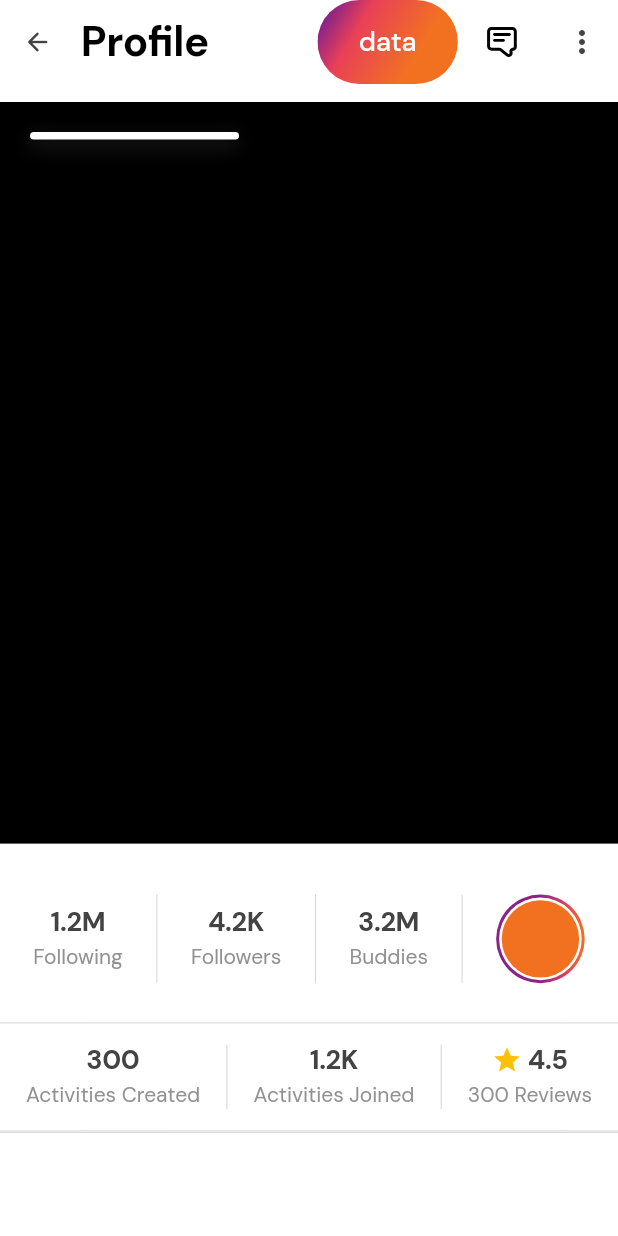
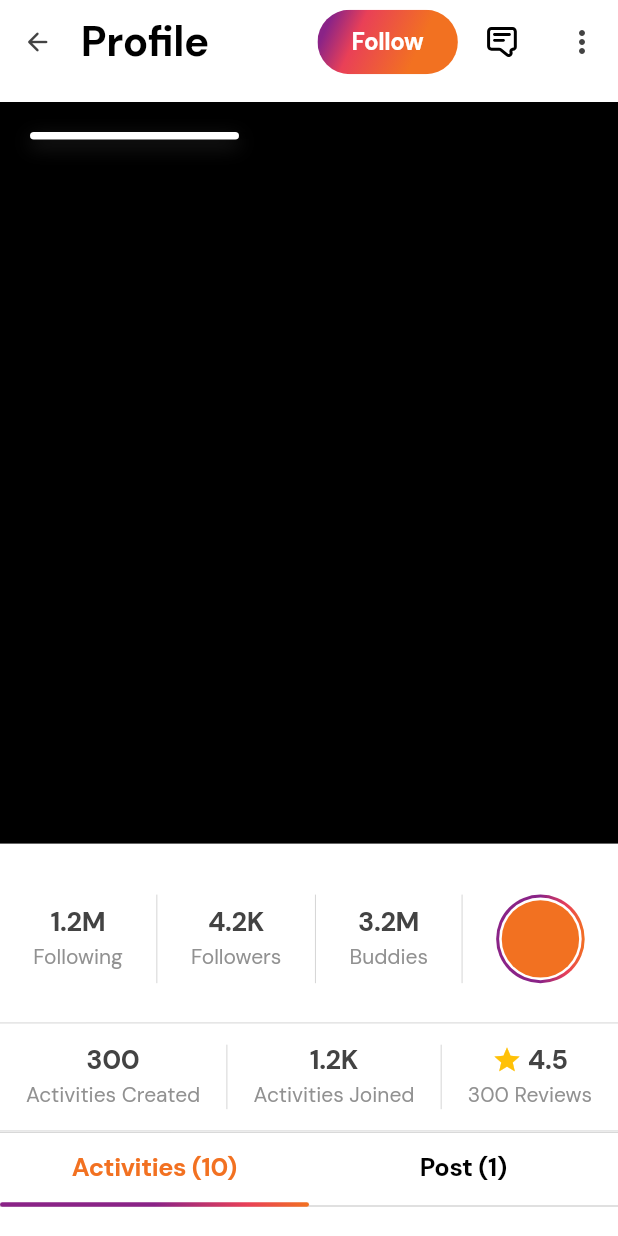
Before and after one commit to Holumeeday/kosmos, a Flutter app: the BuddiesPage screen opened directly, after a tap on the "arrow forward ios" icon, on a phone screen of 412 x 824 dp. Run offline on Flutter 3.47's test engine with Material 3 defaults, Android fonts, the phone set to English and light mode, and no system bars; our stand-ins replace bloc, cached_network_image, device_info_plus, device_preview, equatable, flutter_bloc and 10 more; missing offline and left inert: photo_manager, photo_manager_image_provider; generated files the repository leaves out were written again; statements that could not run were skipped; project files that could hold a hidden picture were left out.

Commit message:
feat: Activities and posts tab and  grid ,nested scroll view

```diff
--- a/lib/common_widgets/buttons.dart
+++ b/lib/common_widgets/buttons.dart
@@ -542,6 +542,7 @@ class PrimaryGradientButton extends StatelessWidget {
         padding: EdgeInsets.zero,
         shadowColor: context.colors.primary,
       ).copyWith(
+          backgroundColor: const WidgetStatePropertyAll(Colors.transparent),
 
           /// Override button's elevation to remove default shadow.
           elevation: WidgetStateProperty.all(0),
@@ -561,7 +562,7 @@ class PrimaryGradientButton extends StatelessWidget {
       onPressed: fDisabled ? null : fOnPressed,
       child: ConstrainedBox(
         constraints: BoxConstraints(
-          minHeight: 48,
+          minHeight: 30,
           maxHeight: fHeight,
           maxWidth: fWidth,
         ),
--- a/lib/ui/buddies/view/buddies_page.dart
+++ b/lib/ui/buddies/view/buddies_page.dart
@@ -3,10 +3,10 @@ import 'package:flutter_bloc/flutter_bloc.dart';
 import 'package:playkosmos_v3/common_widgets/common_widgets.dart';
 import 'package:playkosmos_v3/extensions/extensions.dart';
 import 'package:playkosmos_v3/ui/buddies/cubit/buddies_cubit.dart';
-import 'package:playkosmos_v3/ui/buddies/view/widget/interest_chips.dart';
-import 'package:playkosmos_v3/ui/buddies/view/widget/next_arrow_button.dart';
-import 'package:playkosmos_v3/ui/buddies/view/widget/overlapping_profiles.dart';
-import 'package:playkosmos_v3/ui/buddy_profile/buddy_profile_page.dart';
+import 'package:playkosmos_v3/ui/buddies/view/widgets/interest_chips.dart';
+import 'package:playkosmos_v3/ui/buddies/view/widgets/next_arrow_button.dart';
+import 'package:playkosmos_v3/ui/buddies/view/widgets/overlapping_profiles.dart';
+import 'package:playkosmos_v3/ui/buddy_profile/view/buddy_profile_page.dart';
 
 /// Buddies Page
 /// A page that displays a user profile with details like distance, interests, and mutual buddies.
@@ -118,6 +118,10 @@ class BuddiesPage extends StatelessWidget {
                               mainAxisSize: MainAxisSize.min,
                               children: [
                                 PrimaryGradientButton(
+                                    fHeight:
+                                        getRelativeScreenHeight(50, context),
+                                    fWidth:
+                                        getRelativeScreenWidth(100, context),
                                     fOnPressed: () {},
                                     fChild: Text(
                                       context.loc.followUser,
@@ -126,7 +130,7 @@ class BuddiesPage extends StatelessWidget {
                                               color: Colors.white,
                                               fontSize: 16),
                                     )),
-                                const HSpace(5),
+                                const HRelativeSpace(5),
                                 NextArrowButton(
                                   fOnTap: () {
                                     context.push(const BuddyProfilePage());
--- a/lib/ui/buddies/view/widget/next_arrow_button.dart
+++ /dev/null
@@ -1,47 +0,0 @@
-import 'package:flutter/material.dart';
-import 'package:playkosmos_v3/extensions/extensions.dart';
-import 'package:playkosmos_v3/utils/theme/app_colors.dart';
-
-class NextArrowButton extends StatelessWidget {
-  const NextArrowButton({
-    this.fOnTap,
-    super.key,
-  });
-  final void Function()? fOnTap;
-  @override
-  Widget build(BuildContext context) {
-    return GestureDetector(
-      onTap: fOnTap,
-      child: Container(
-        padding: const EdgeInsets.symmetric(vertical: 16, horizontal: 14),
-        decoration: BoxDecoration(
-            gradient: RadialGradient(center: Alignment.topCenter, stops: const [
-              .5,
-              .8,
-              1
-            ], colors: [
-              const Color(0xFF8A2387).withOpacity(0.2),
-              const Color(0xFFE94057).withOpacity(0.2),
-              AppColor.fPrimaryColor.withOpacity(0.2),
-            ]),
-            borderRadius: BorderRadius.circular(32),
-            border: Border.all(
-              width: 2,
-              color: context.colors.primary,
-            )),
-        child: ShaderMask(
-          blendMode: BlendMode.srcIn,
-          shaderCallback: (Rect bounds) => const RadialGradient(
-                  center: Alignment.topCenter,
-                  stops: [.5, .8, 1],
-                  colors: AppColor.fPrimaryGradient)
-              .createShader(bounds),
-          child: const Icon(
-            Icons.arrow_forward_ios_rounded,
-            size: 17,
-          ),
-        ),
-      ),
-    );
-  }
-}
--- /dev/null
+++ b/lib/ui/buddies/view/widgets/next_arrow_button.dart
@@ -0,0 +1,56 @@
+import 'package:flutter/material.dart';
+import 'package:playkosmos_v3/common_widgets/common_widgets.dart';
+import 'package:playkosmos_v3/extensions/extensions.dart';
+import 'package:playkosmos_v3/utils/theme/app_colors.dart';
+
+class NextArrowButton extends StatelessWidget {
+  const NextArrowButton({
+    this.fOnTap,
+    super.key,
+  });
+  final void Function()? fOnTap;
+  @override
+  Widget build(BuildContext context) {
+    return GestureDetector(
+      onTap: fOnTap,
+      child: CircleAvatar(
+        radius: getRelativeScreenHeight(32, context),
+        backgroundColor: Colors.transparent,
+        child: Container(
+          height: double.infinity,
+          width: double.infinity,
+          alignment: Alignment.center,
+          // padding: const EdgeInsets.symmetric(vertical: 16, horizontal: 14),
+          decoration: BoxDecoration(
+              gradient:
+                  RadialGradient(center: Alignment.topCenter, stops: const [
+                .5,
+                .8,
+                1
+              ], colors: [
+                const Color(0xFF8A2387).withOpacity(0.2),
+                const Color(0xFFE94057).withOpacity(0.2),
+                AppColor.fPrimaryColor.withOpacity(0.2),
+              ]),
+              borderRadius: BorderRadius.circular(32),
+              border: Border.all(
+                width: 2,
+                color: context.colors.primary,
+              )),
+          child: ShaderMask(
+            blendMode: BlendMode.srcIn,
+            shaderCallback: (Rect bounds) => const LinearGradient(
+                    // center: Alignment.topCenter,
+                    stops: [.3, .7, 1],
+                    colors: AppColor.fPrimaryGradient)
+                .createShader(bounds),
+            child: Icon(
+              Icons.arrow_forward_ios_rounded,
+              size: getRelativeScreenWidth(17, context),
+            ),
+          ),
+        ),
+      ),
+    );
+  }
+}
--- a/lib/ui/buddy_profile/buddy_profile_page.dart
+++ /dev/null
@@ -1,110 +0,0 @@
-import 'package:flutter/material.dart';
-import 'package:flutter_bloc/flutter_bloc.dart';
-import 'package:flutter_svg/flutter_svg.dart';
-import 'package:playkosmos_v3/assets_gen/assets.gen.dart';
-import 'package:playkosmos_v3/common_widgets/common_widgets.dart';
-import 'package:playkosmos_v3/extensions/extensions.dart';
-import 'package:playkosmos_v3/ui/buddy_profile/cubit/buddy_profile_cubit.dart';
-import 'package:playkosmos_v3/ui/buddy_profile/view/carousel.dart';
-import 'package:playkosmos_v3/ui/buddy_profile/view/stats_section.dart';
-
-/// Profile Page - Represents the user profile screen.
-/// @author: Chidera
-class BuddyProfilePage extends StatelessWidget {
-  const BuddyProfilePage({super.key});
-
-  @override
-  Widget build(BuildContext context) {
-    return BlocBuilder<BuddyProfileCubit, BuddyProfileState>(
-      builder: (context, state) {
-        return Scaffold(
-          appBar: CustomAppBar(
-            fElevation: 0,
-            fShowBackButton: true,
-            // fLeadingWidth: 220,
-            fTitle: Text('Profile',
-                overflow: TextOverflow.ellipsis,
-                style: context.textTheme.displayLarge!
-                    .copyWith(color: context.colors.onSurface, fontSize: 28)),
-            fActions: [
-              PrimaryGradientButton(
-                  // fHeight: getRelativeScreenHeight(50, context),
-                  fWidth: getRelativeScreenWidth(100, context),
-                  fOnPressed: () {},
-                  fChild: const Text('data')),
-              const HRelativeSpace(10),
-              SvgPicture.asset(Assets.svgs.icons.messageIcon.path,
-                  colorFilter: ColorFilter.mode(
-                      context.colors.onSurface, BlendMode.srcIn)),
-              const HRelativeSpace(10),
-              PopupMenuButton<String>(
-                onSelected: (t) {},
-                itemBuilder: (BuildContext context) {
-                  return {'Logout', 'Settings'}.map((String choice) {
-                    return PopupMenuItem<String>(
-                      value: choice,
-                      child: Text(choice),
-                    );
-                  }).toList();
-                },
-              ),
-            ],
-          ),
-          body: const SingleChildScrollView(
-            child: Column(
-              children: [
-                VSpace(12),
-                // Image Page View
-                CarouselWidget(),
-
-                // User Content Section
-                // _buildUserContent(),
-
-                // Stats Section
-                SizedBox(height: 8),
-                UserStatsSection(),
-
-                // Activity Section
-                Divider(),
-                // _buildActivitySection(),
-              ],
-            ),
-          ),
-        );
-      },
-    );
-  }
-
-  /// User Content Widget
-  // Widget _buildUserContent() {
-  //   return const Padding(
-  //       padding: EdgeInsets.symmetric(horizontal: 16.0, vertical: 12.0),
-  //       child: Column(crossAxisAlignment: CrossAxisAlignment.start, children: [
-  //         Text(
-  //           'Jordyn Vaccaro',
-  //           style: TextStyle(
-  //             fontSize: 28,
-  //             fontWeight: FontWeight.bold,
-  //             color: Colors.black,
-  //           ),
-  //         ),
-  //         SizedBox(height: 8),
-  //         Text(
-  //           'Professional daydreamer, coffee enthusiast, and expert in pressing ‘Next Episode’. '
-  //           'Living life one witty remark at a time.',
-  //           style: TextStyle(
-  //             color: Colors.black54,
-  //             fontSize: 14,
-  //           ),
-  //         ),
-  //         SizedBox(height: 12),
-  //         // Interests Chips
-  //         // Wrap(spacing: 8, children: [
-  //         //   _buildInterestChip('Art'),
-  //         //   _buildInterestChip('Hockey'),
-  //         //   _buildInterestChip('Sport'),
-  //         //   _buildInterestChip('Football'),
-  //         // ])
-  //       ]));
-  // }
-}
--- /dev/null
+++ b/lib/ui/buddy_profile/view/buddy_profile_page.dart
@@ -0,0 +1,171 @@
+import 'package:flutter/material.dart';
+import 'package:flutter_bloc/flutter_bloc.dart';
+import 'package:flutter_svg/flutter_svg.dart';
+import 'package:playkosmos_v3/assets_gen/assets.gen.dart';
+import 'package:playkosmos_v3/common_widgets/common_widgets.dart';
+import 'package:playkosmos_v3/extensions/extensions.dart';
+import 'package:playkosmos_v3/ui/buddy_profile/cubit/buddy_profile_cubit.dart';
+import 'package:playkosmos_v3/ui/buddy_profile/view/widget/activity_post_tab.dart';
+import 'package:playkosmos_v3/ui/buddy_profile/view/widget/carousel.dart';
+import 'package:playkosmos_v3/ui/buddy_profile/view/widget/stats_section.dart';
+import 'package:playkosmos_v3/utils/utils.dart';
+
+/// Profile Page - Represents the user profile screen.
+/// @author: Chidera
+class BuddyProfilePage extends StatefulWidget {
+  const BuddyProfilePage({super.key});
+
+  @override
+  State<BuddyProfilePage> createState() => _BuddyProfilePageState();
+}
+
+class _BuddyProfilePageState extends State<BuddyProfilePage>
+    with SingleTickerProviderStateMixin {
+  late TabController _tabController;
+
+  /// Sample data for activities and posts
+  final List<String> kActivities = [
+    "https://elections.civichive.org/wp-content/uploads/2022/12/Abiola-Latifu-Kolawole-PRP.jpg",
+    "https://pbs.twimg.com/profile_images/1510691230555987973/agTnpSpG_400x400.jpg",
+    "https://dailytrust.com/wp-content/uploads/2022/11/Prince-Adewole-Adebayo-1.jpg",
+    "https://elections.civichive.org/wp-content/uploads/2022/12/Adenuga-Sunday-Oluwafemi-BP.jpg",
+    "https://elections.civichive.org/wp-content/uploads/2022/12/Ado-Ibrahim-Abdulmalik-YPP.jpg",
+    "https://upload.wikimedia.org/wikipedia/commons/7/7c/Hamza_al-Mustapha_2023.jpg",
+    "https://cdn.businessday.ng/2022/04/Abiru-1.png",
+    "https://pbs.twimg.com/profile_images/1495721772523692034/GnC5MJjS_400x400.jpg",
+    "https://pbs.twimg.com/profile_images/1530445927739162625/xtGDZZIm_400x400.jpg",
+    "https://stears-elections.s3.eu-west-1.amazonaws.com/static/candidate-photos/president/APP-Charles-Nnadi.png"
+  ];
+
+  final List<String> kPosts = [
+    'assets/images/post1.jpg',
+  ];
+
+  @override
+  void initState() {
+    super.initState();
+    _tabController = TabController(length: 2, vsync: this);
+  }
+
+  @override
+  void dispose() {
+    _tabController.dispose();
+    super.dispose();
+  }
+
+  @override
+  Widget build(BuildContext context) {
+    return BlocBuilder<BuddyProfileCubit, BuddyProfileState>(
+      builder: (context, state) {
+        return DefaultTabController(
+          length: 2,
+          child: Scaffold(
+            appBar: CustomAppBar(
+              fElevation: 0,
+              fShowBackButton: true,
+              // fLeadingWidth: 220,
+              fTitle: Text(context.loc.profile,
+                  overflow: TextOverflow.ellipsis,
+                  style: context.textTheme.displayLarge!
+                      .copyWith(color: context.colors.onSurface, fontSize: 28)),
+              fActions: [
+                // follow, following, unfollow button
+                PrimaryGradientButton(
+                    fHeight: getRelativeScreenHeight(50, context),
+                    fWidth: getRelativeScreenWidth(100, context),
+                    fOnPressed: () {},
+                    fChild: Text(
+                      context.loc.followUser,
+                      style: context.textTheme.displayLarge!
+                          .copyWith(color: Colors.white, fontSize: 16),
+                    )),
+                const HRelativeSpace(10),
+                // Message Button
+                SvgPicture.asset(Assets.svgs.icons.messageIcon.path,
+                    colorFilter: ColorFilter.mode(
+                        context.colors.onSurface, BlendMode.srcIn)),
+                const HRelativeSpace(10),
+                //  Menu Button
+                PopupMenuButton<String>(
+                  onSelected: (t) {},
+                  itemBuilder: (BuildContext context) {
+                    return {'Logout', 'Settings'}.map((String choice) {
+                      return PopupMenuItem<String>(
+                        value: choice,
+                        child: Text(choice),
+                      );
+                    }).toList();
+                  },
+                ),
+              ],
+            ),
+            body: NestedScrollView(
+              headerSliverBuilder: (context, innerBoxIsScrolled) {
+                return [
+                  const SliverToBoxAdapter(
+                    child: Column(
+                      children: [
+                        VSpace(12),
+                        // Image Page View
+                        CarouselWidget(),
+
+                        // User Content Section
+                        // _buildUserContent(),
+
+                        // Stats Section
+                        SizedBox(height: 8),
+                        UserStatsSection(),
+
+                        // Activity Section
+                        Divider(),
+                      ],
+                    ),
+                  ),
+                  SliverAppBar(
+                    pinned: true,
+                    stretch: false,
+                    toolbarHeight: 0,
+                    floating: true,
+                    forceElevated: innerBoxIsScrolled,
+                    automaticallyImplyLeading: false,
+                    bottom: TabBar(
+                      dividerColor: context.appColors.fDividerColor,
+                      dividerHeight: 1,
+                      controller: _tabController,
+                      labelStyle: context.textTheme.displayLarge!.copyWith(
+                          fontSize: getRelativeScreenWidth(18, context)),
+                      labelColor: AppColor.fPrimaryColor,
+                      tabAlignment: TabAlignment.fill,
+                      unselectedLabelColor: context.colors.onSurface,
+                      indicator: BoxDecoration(
+                        gradient: const LinearGradient(
+                            // center: Alignment.topCenter,
+                            stops: [.5, .8, 1],
+                            colors: AppColor.fPrimaryGradient),
+                        borderRadius: BorderRadius.circular(5),
+                      ),
+                      indicatorWeight: 3,
+                      indicatorSize: TabBarIndicatorSize.tab,
+                      indicatorPadding: const EdgeInsets.only(
+                        top: 46,
+                      ),
+                      tabs: [
+                        Tab(text: 'Activities (${kActivities.length})'),
+                        Tab(text: 'Post (${kPosts.length})'),
+                      ],
+                    ),
+                  ),
+                ];
+              },
+              body: // Tabbar view
+                  TabBarView(controller: _tabController, children: [
+                BuildImageGrid(images: List.empty()),
+                BuildImageGrid(images: kPosts)
+              ]),
+            ),
+          ),
+        );
+      },
+    );
+  }
+}
```
Also changed, not shown: lib/ui/buddy_profile/view/widget/activity_post_tab.dart (added, +156 -0 lines), lib/ui/buddies/view/widgets/interest_chips.dart (renamed from lib/ui/buddies/view/widget/interest_chips.dart), lib/ui/buddies/view/widgets/overlapping_profiles.dart (renamed from lib/ui/buddies/view/widget/overlapping_profiles.dart), lib/ui/buddy_profile/view/widget/carousel.dart (renamed from lib/ui/buddy_profile/view/carousel.dart), lib/ui/buddy_profile/view/widget/stats_section.dart (renamed from lib/ui/buddy_profile/view/stats_section.dart).
